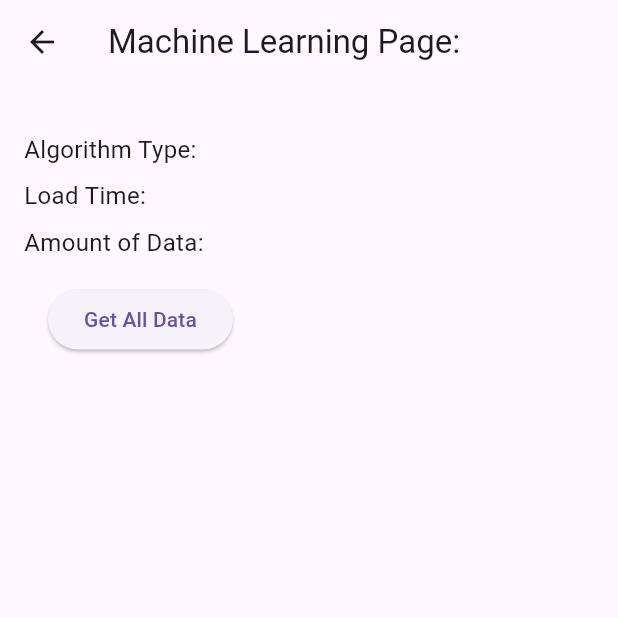
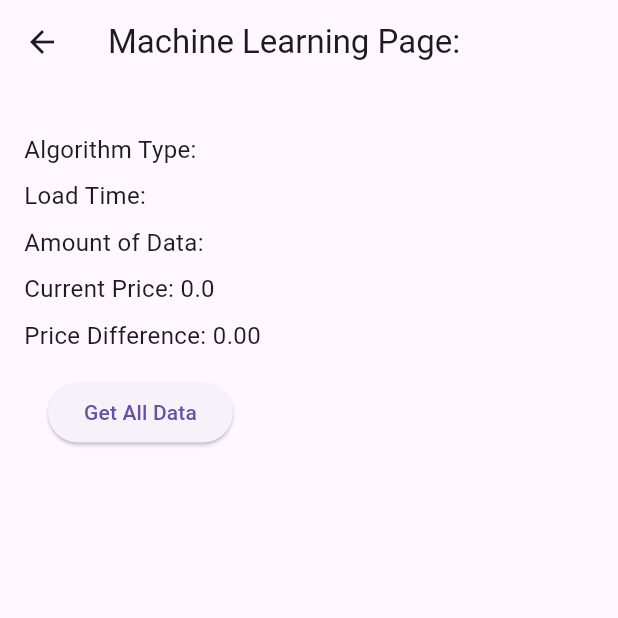
Before and after one commit to lohnerj/ase-392ResearchProject, a Flutter app: the MachineLearningPage screen opened directly with empty values, on a phone screen of 412 x 824 dp, the top half of it. Run offline on Flutter 3.47's test engine with Material 3 defaults, Android fonts, the phone set to English and light mode, and no system bars; our stand-ins replace fl_chart, hive_flutter, sqflite_common_ffi; missing offline and left inert: ml_algo, ml_dataframe; accounts and stored records are empty; network calls fail.

Commit message:
Some updates to the machine learning page display

```diff
--- a/marketapp/lib/machinelearning.dart
+++ b/marketapp/lib/machinelearning.dart
@@ -1,5 +1,3 @@
-// ignore_for_file: use_build_context_synchronously, library_private_types_in_public_api
-
 import 'package:flutter/material.dart';
 import 'package:marketapp/api_service.dart';
 import 'package:marketapp/sqlHelper.dart';
@@ -11,8 +9,7 @@ class MachineLearningPage extends StatefulWidget {
   final int itemId;
   final String pageKey;
 
-  const MachineLearningPage(
-      {super.key, required this.itemId, required this.pageKey});
+  MachineLearningPage({required this.itemId, required this.pageKey});
 
   @override
   _MachineLearningPageState createState() => _MachineLearningPageState();
@@ -24,6 +21,8 @@ class _MachineLearningPageState extends State<MachineLearningPage> {
   String loadTime = '';
   String dataAmount = '';
   String predictionResult = '';
+  double currentPrice = 0.0;
+  double priceDifference = 0.0;
 
   @override
   Widget build(BuildContext context) {
@@ -57,6 +56,20 @@ class _MachineLearningPageState extends State<MachineLearningPage> {
                 fontSize: 16,
               ),
             ),
+            const SizedBox(height: 8),
+            Text(
+              'Current Price: $currentPrice',
+              style: const TextStyle(
+                fontSize: 16,
+              ),
+            ),
+            const SizedBox(height: 8),
+            Text(
+              'Price Difference: ${priceDifference.toStringAsFixed(2)}',
+              style: const TextStyle(
+                fontSize: 16,
+              ),
+            ),
             const SizedBox(height: 16),
             Row(
               children: [
@@ -79,6 +92,7 @@ class _MachineLearningPageState extends State<MachineLearningPage> {
                                 Text('Data fetched and inserted successfully')),
                       );
                     } catch (e) {
+                      print(e);
                       // Show an error message
                       ScaffoldMessenger.of(context).showSnackBar(
                         SnackBar(
@@ -95,6 +109,13 @@ class _MachineLearningPageState extends State<MachineLearningPage> {
                       dataAmount = allData.length.toString();
                     });
 
+                    // Fetch current price
+                    double fetchedCurrentPrice =
+                        await fetchPriceData(widget.itemId);
+                    setState(() {
+                      currentPrice = fetchedCurrentPrice;
+                    });
+
                     // Measure execution time for prediction
                     final stopwatch = Stopwatch()..start();
                     double nextPrice = predictNextPrice(allData);
@@ -106,7 +127,10 @@ class _MachineLearningPageState extends State<MachineLearningPage> {
                       loadTime =
                           'Execution time: ${stopwatch.elapsedMilliseconds} ms';
                       algorithmType = 'Linear Regression';
+                      priceDifference = nextPrice - currentPrice;
                     });
+
+                    print(predictionResult);
                   },
                   child: const Text('Get All Data'),
                 ),
```
